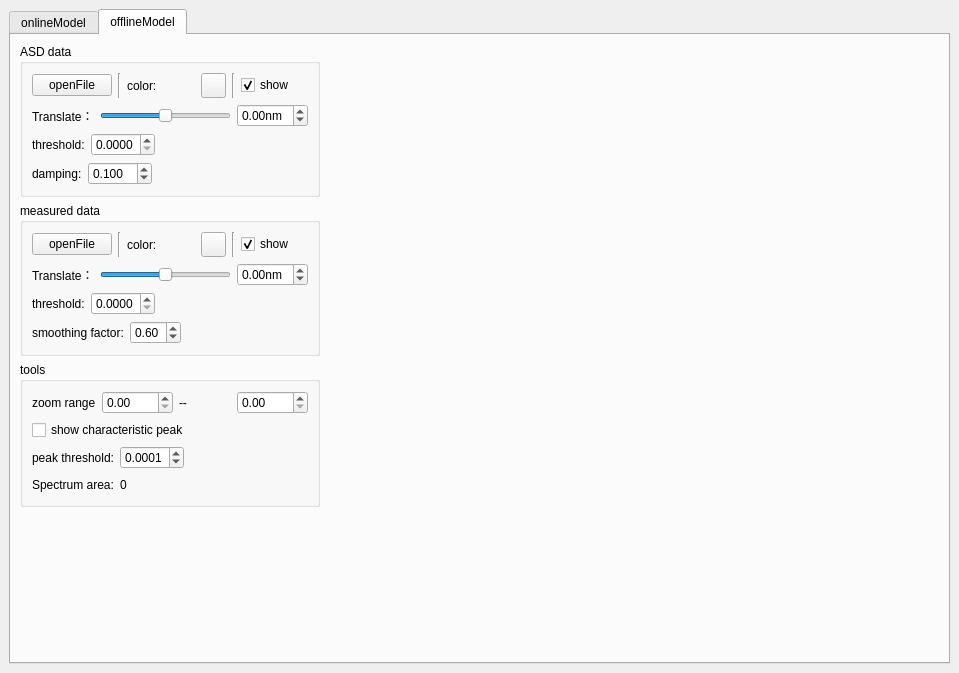
Before: the Qt Designer form UI/UIsource/mainWindow.ui in jordan20092010/LIBS_LZU, drawn with Qt 5.
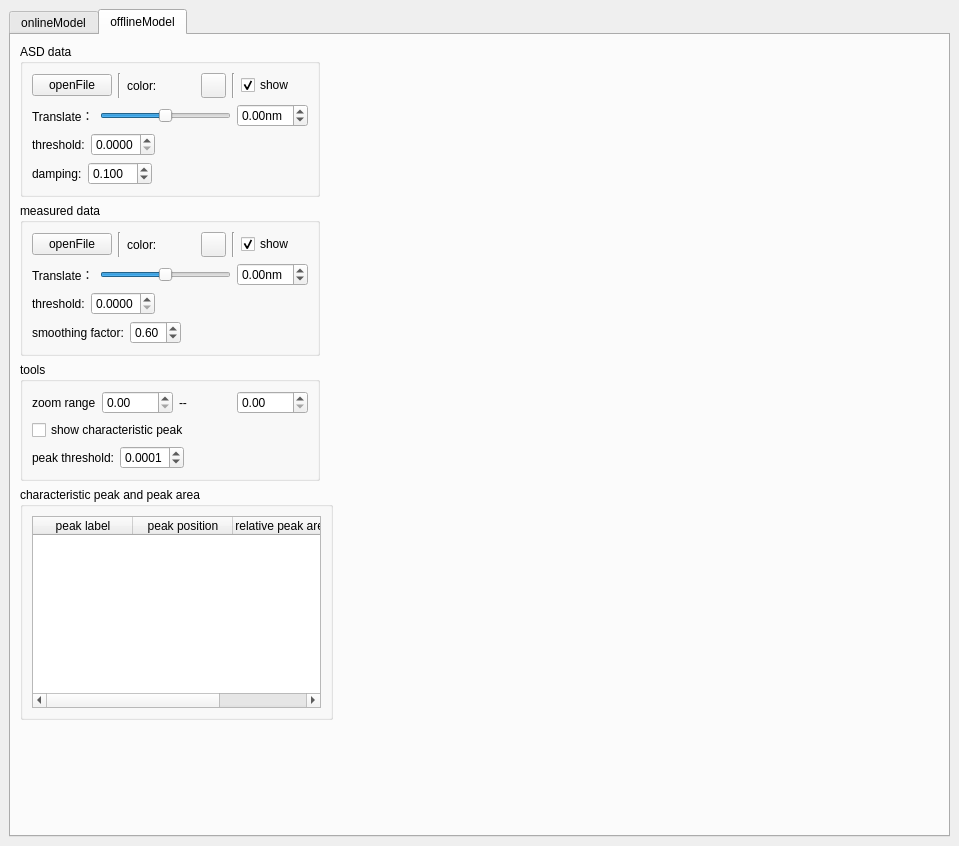
After: the same form once the commit is applied. The open tabs and pages were chosen to show the change. Custom widgets are drawn as their Qt base class.

Commit message: show peak area

Patch:
```diff
--- a/UI/UIsource/mainWindow.ui
+++ b/UI/UIsource/mainWindow.ui
@@ -7,7 +7,7 @@
     <x>0</x>
     <y>0</y>
     <width>959</width>
-    <height>673</height>
+    <height>846</height>
    </rect>
   </property>
   <property name="windowTitle">
@@ -676,36 +676,39 @@
                </item>
               </layout>
              </item>
+            </layout>
+           </widget>
+          </item>
+          <item>
+           <widget class="QGroupBox" name="groupBox_5">
+            <property name="title">
+             <string>characteristic peak and peak area</string>
+            </property>
+            <layout class="QVBoxLayout" name="verticalLayout_8">
              <item>
-              <layout class="QHBoxLayout" name="horizontalLayout_13">
-               <item>
-                <widget class="QLabel" name="label_15">
-                 <property name="text">
-                  <string>Spectrum area:</string>
-                 </property>
-                </widget>
-               </item>
-               <item>
-                <widget class="QLabel" name="label_spectrumArea">
-                 <property name="text">
-                  <string>0</string>
-                 </property>
-                </widget>
-               </item>
-               <item>
-                <spacer name="horizontalSpacer_6">
-                 <property name="orientation">
-                  <enum>Qt::Horizontal</enum>
-                 </property>
-                 <property name="sizeHint" stdset="0">
-                  <size>
-                   <width>40</width>
-                   <height>20</height>
-                  </size>
-                 </property>
-                </spacer>
-               </item>
-              </layout>
+              <widget class="peakTableWidget" name="tableWidget_peak">
+               <property name="maximumSize">
+                <size>
+                 <width>300</width>
+                 <height>16777215</height>
+                </size>
+               </property>
+               <column>
+                <property name="text">
+                 <string>peak label</string>
+                </property>
+               </column>
+               <column>
+                <property name="text">
+                 <string>peak position</string>
+                </property>
+               </column>
+               <column>
+                <property name="text">
+                 <string>relative peak area</string>
+                </property>
+               </column>
+              </widget>
              </item>
             </layout>
            </widget>
@@ -760,6 +763,11 @@
    <header>pyqtgraph</header>
    <container>1</container>
   </customwidget>
+  <customwidget>
+   <class>peakTableWidget</class>
+   <extends>QTableWidget</extends>
+   <header>dependent.myWidget</header>
+  </customwidget>
  </customwidgets>
  <tabstops>
   <tabstop>OpenCommBtn</tabstop>
```
Left out of the diff: 4 changed lines with no effect on the pictures. The commit also changes 7 other files.
